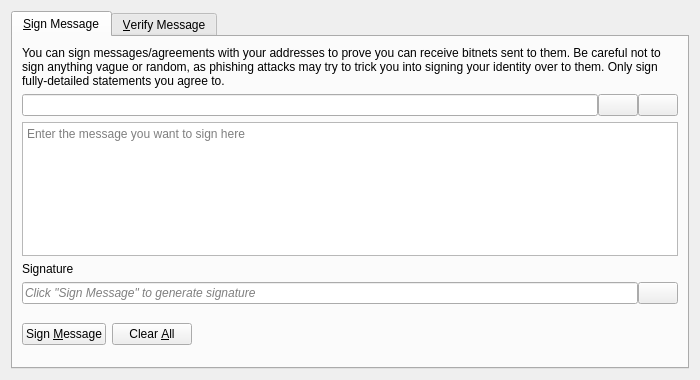
Old version of the form src/qt/forms/signverifymessagedialog.ui in the repository waifu-core/waifu-core.
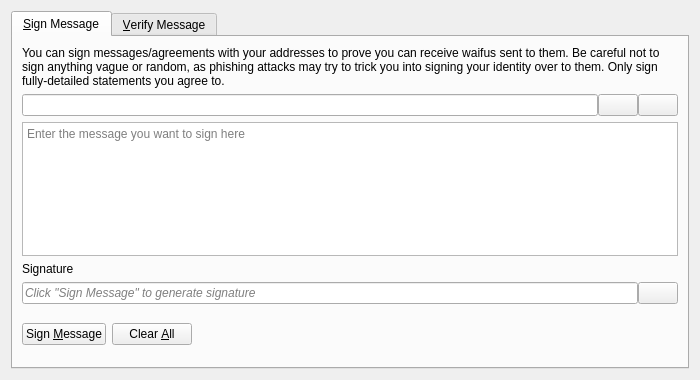
New version of the form. Icons and pictures are not drawn. Custom widgets are drawn as their Qt base class.

Commit message: rename binaries to waifud and waifu-qt

```diff
--- a/src/qt/forms/signverifymessagedialog.ui
+++ b/src/qt/forms/signverifymessagedialog.ui
@@ -30,7 +30,7 @@
        <item>
         <widget class="QLabel" name="infoLabel_SM">
          <property name="text">
-          <string>You can sign messages/agreements with your addresses to prove you can receive bitnets sent to them. Be careful not to sign anything vague or random, as phishing attacks may try to trick you into signing your identity over to them. Only sign fully-detailed statements you agree to.</string>
+          <string>You can sign messages/agreements with your addresses to prove you can receive waifus sent to them. Be careful not to sign anything vague or random, as phishing attacks may try to trick you into signing your identity over to them. Only sign fully-detailed statements you agree to.</string>
          </property>
          <property name="textFormat">
           <enum>Qt::PlainText</enum>
```
Left out of the diff: 18 changed lines with no effect on the pictures. The commit also changes 772 other files.
